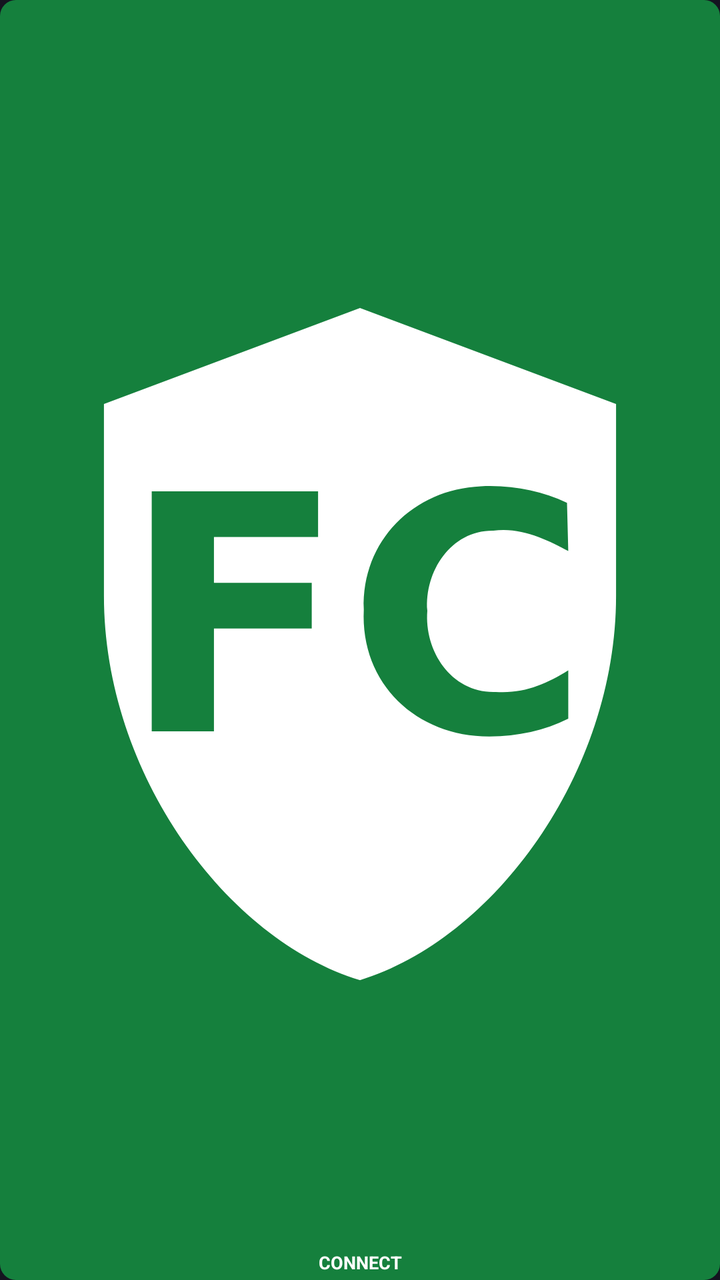
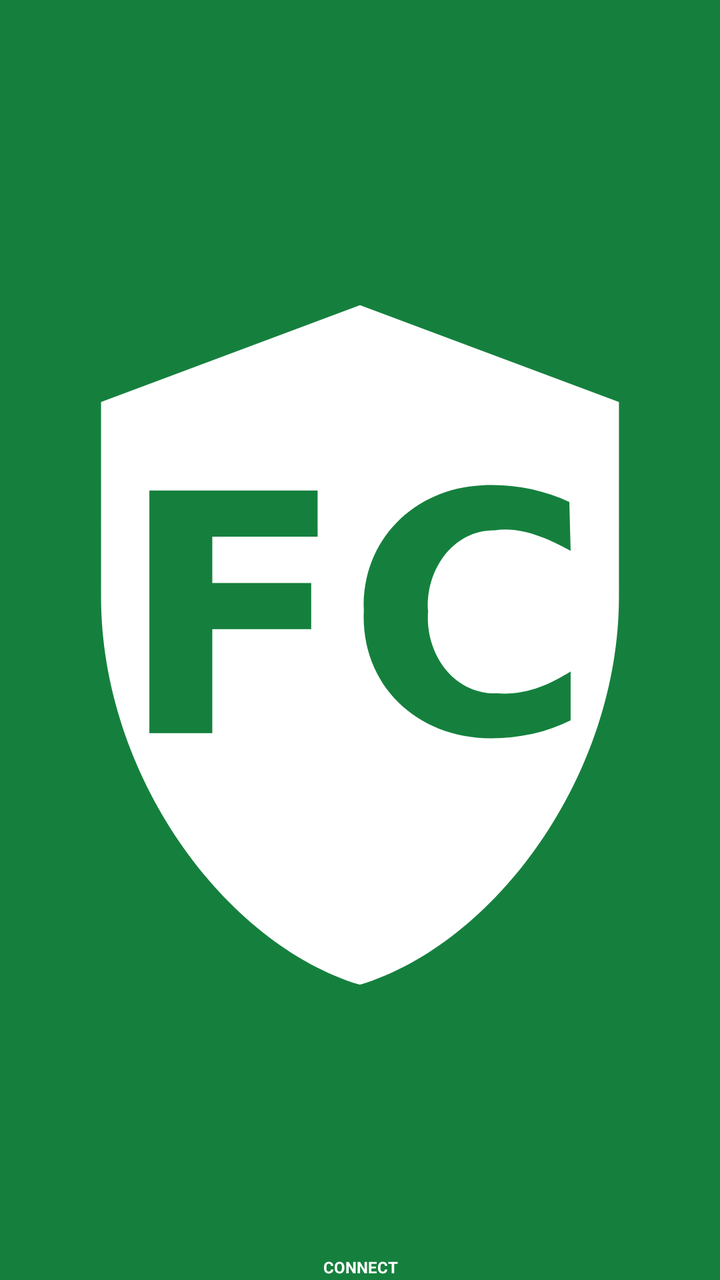

Before-and-after screenshots of an Android layout around one commit, followed by the original layout XML and the change that was made.
<!-- AndroidManifest.xml: application theme Theme.FCAEVPN -->
<!-- res/layout/widget_vpn_compact.xml -->
<?xml version="1.0" encoding="utf-8"?>
<FrameLayout xmlns:android="http://schemas.android.com/apk/res/android"
    android:layout_width="match_parent"
    android:layout_height="match_parent">

    <LinearLayout
        android:id="@+id/widget_compact_connect"
        android:layout_width="match_parent"
        android:layout_height="match_parent"
        android:background="@drawable/widget_btn_connect"
        android:contentDescription="@string/widget_connect"
        android:gravity="center"
        android:orientation="vertical"
        android:padding="3dp">
        <ImageView
            android:layout_width="match_parent"
            android:layout_height="0dp"
            android:layout_weight="1"
            android:contentDescription="@null"
            android:scaleType="fitCenter"
            android:src="@drawable/ic_fcae_vpn" />
        <TextView
            android:layout_width="match_parent"
            android:layout_height="wrap_content"
            android:autoSizeMaxTextSize="9sp"
            android:autoSizeMinTextSize="5sp"
            android:autoSizeStepGranularity="1sp"
            android:autoSizeTextType="uniform"
            android:gravity="center"
            android:includeFontPadding="false"
            android:singleLine="true"
            android:text="@string/widget_connect"
            android:textColor="#FFFFFFFF"
            android:textSize="9sp"
            android:textStyle="bold" />
    </LinearLayout>

    <LinearLayout
        android:id="@+id/widget_compact_disconnect"
        android:layout_width="match_parent"
        android:layout_height="match_parent"
        android:background="@drawable/widget_btn_disconnect"
        android:contentDescription="@string/widget_disconnect"
        android:gravity="center"
        android:orientation="vertical"
        android:padding="3dp"
        android:visibility="gone">
        <ImageView
            android:layout_width="match_parent"
            android:layout_height="0dp"
            android:layout_weight="1"
            android:contentDescription="@null"
            android:scaleType="fitCenter"
            android:src="@drawable/ic_fcae_vpn" />
        <TextView
            android:layout_width="match_parent"
            android:layout_height="wrap_content"
            android:autoSizeMaxTextSize="9sp"
            android:autoSizeMinTextSize="5sp"
            android:autoSizeStepGranularity="1sp"
            android:autoSizeTextType="uniform"
            android:gravity="center"
            android:includeFontPadding="false"
            android:singleLine="true"
            android:text="@string/widget_disconnect"
            android:textColor="#FFFFFFFF"
            android:textSize="9sp"
            android:textStyle="bold" />
    </LinearLayout>
</FrameLayout>
<!-- resources referenced by this layout -->
<resources>
  <!-- drawable ic_fcae_vpn (drawable) -->
  <?xml version="1.0" encoding="utf-8"?>
  <vector xmlns:android="http://schemas.android.com/apk/res/android"
      android:width="24dp"
      android:height="24dp"
      android:viewportWidth="24"
      android:viewportHeight="24">
      <path
          android:fillColor="#FFFFFF"
          android:fillType="evenOdd"
          android:pathData="M12,1.11L3.32,4.36V10.87C3.32,16.89 7.49,22.53 12,23.89C16.51,22.53 20.68,16.89 20.68,10.87V4.36ZM4.94,7.322 H10.579 V8.872 H7.049 V10.422 H10.364 V11.971 H7.049 V15.458 H4.94 ZM16.090,7.150C13.825,7.253 12.049,8.985 12.129,11.326C12.004,13.859 13.936,15.639 16.391,15.631C17.364,15.624 18.252,15.433 19.060,15.028L19.060,13.392C18.325,13.851 17.559,14.189 16.606,14.124C15.121,14.176 14.172,12.767 14.282,11.369C14.183,10.027 15.095,8.637 16.520,8.657C17.436,8.514 18.397,8.982 19.060,9.345L19.017,7.710C18.125,7.301 17.171,7.099 16.090,7.150Z" />
  </vector>
  <!-- drawable widget_btn_connect (drawable) -->
  <?xml version="1.0" encoding="utf-8"?>
  <shape xmlns:android="http://schemas.android.com/apk/res/android"
      android:shape="rectangle">
      <solid android:color="#FF15803D" />
      <corners android:radius="8dp" />
  </shape>
  <!-- drawable widget_btn_disconnect (drawable) -->
  <?xml version="1.0" encoding="utf-8"?>
  <shape xmlns:android="http://schemas.android.com/apk/res/android"
      android:shape="rectangle">
      <solid android:color="#FFB91C1C" />
      <corners android:radius="8dp" />
  </shape>
  <string name="widget_connect">CONNECT</string>
  <string name="widget_disconnect">DISCONNECT</string>
  <style name="Theme.FCAEVPN" parent="Theme.MaterialComponents.DayNight.NoActionBar">
          <item name="colorPrimary">#FF1A3A5C</item>
          <item name="colorPrimaryVariant">#FF0D2137</item>
          <item name="colorOnPrimary">#FFFFFFFF</item>
          <item name="android:windowBackground">#FF141420</item>
          
          <item name="android:textColorPrimary">#FFE8ECF4</item>
          <item name="android:textColorSecondary">#FFB0B8C8</item>
          
          <item name="android:editTextColor">#FFE8ECF4</item>
          <item name="android:textColorHint">#FF6B7280</item>
          
          <item name="android:colorControlActivated">#FF60A5FA</item>
          
          <item name="android:textColorLink">#FF60A5FA</item>
          
          <item name="android:windowLightStatusBar">false</item>
      </style>
</resources>

<!-- the commit's change to res/layout/widget_vpn_compact.xml (unified diff, before → after) -->
@@ -7,11 +7,11 @@
         android:id="@+id/widget_compact_connect"
         android:layout_width="match_parent"
         android:layout_height="match_parent"
-        android:background="@drawable/widget_btn_connect"
+        android:background="#FF15803D"
         android:contentDescription="@string/widget_connect"
         android:gravity="center"
         android:orientation="vertical"
-        android:padding="3dp">
+        android:padding="1dp">
         <ImageView
             android:layout_width="match_parent"
             android:layout_height="0dp"
@@ -21,9 +21,9 @@
             android:src="@drawable/ic_fcae_vpn" />
         <TextView
             android:layout_width="match_parent"
-            android:layout_height="wrap_content"
-            android:autoSizeMaxTextSize="9sp"
-            android:autoSizeMinTextSize="5sp"
+            android:layout_height="10dp"
+            android:autoSizeMaxTextSize="8sp"
+            android:autoSizeMinTextSize="3sp"
             android:autoSizeStepGranularity="1sp"
             android:autoSizeTextType="uniform"
             android:gravity="center"
@@ -31,7 +31,7 @@
             android:singleLine="true"
             android:text="@string/widget_connect"
             android:textColor="#FFFFFFFF"
-            android:textSize="9sp"
+            android:textSize="7sp"
             android:textStyle="bold" />
     </LinearLayout>
 
@@ -39,11 +39,11 @@
         android:id="@+id/widget_compact_disconnect"
         android:layout_width="match_parent"
         android:layout_height="match_parent"
-        android:background="@drawable/widget_btn_disconnect"
+        android:background="#FFB91C1C"
         android:contentDescription="@string/widget_disconnect"
         android:gravity="center"
         android:orientation="vertical"
-        android:padding="3dp"
+        android:padding="1dp"
         android:visibility="gone">
         <ImageView
             android:layout_width="match_parent"
@@ -54,9 +54,9 @@
             android:src="@drawable/ic_fcae_vpn" />
         <TextView
             android:layout_width="match_parent"
-            android:layout_height="wrap_content"
-            android:autoSizeMaxTextSize="9sp"
-            android:autoSizeMinTextSize="5sp"
+            android:layout_height="10dp"
+            android:autoSizeMaxTextSize="8sp"
+            android:autoSizeMinTextSize="3sp"
             android:autoSizeStepGranularity="1sp"
             android:autoSizeTextType="uniform"
             android:gravity="center"
@@ -64,7 +64,7 @@
             android:singleLine="true"
             android:text="@string/widget_disconnect"
             android:textColor="#FFFFFFFF"
-            android:textSize="9sp"
+            android:textSize="7sp"
             android:textStyle="bold" />
     </LinearLayout>
 </FrameLayout>
<!-- resource entries referenced after the edit -->
@@ -12,20 +12,6 @@
           android:fillType="evenOdd"
           android:pathData="M12,1.11L3.32,4.36V10.87C3.32,16.89 7.49,22.53 12,23.89C16.51,22.53 20.68,16.89 20.68,10.87V4.36ZM4.94,7.322 H10.579 V8.872 H7.049 V10.422 H10.364 V11.971 H7.049 V15.458 H4.94 ZM16.090,7.150C13.825,7.253 12.049,8.985 12.129,11.326C12.004,13.859 13.936,15.639 16.391,15.631C17.364,15.624 18.252,15.433 19.060,15.028L19.060,13.392C18.325,13.851 17.559,14.189 16.606,14.124C15.121,14.176 14.172,12.767 14.282,11.369C14.183,10.027 15.095,8.637 16.520,8.657C17.436,8.514 18.397,8.982 19.060,9.345L19.017,7.710C18.125,7.301 17.171,7.099 16.090,7.150Z" />
   </vector>
-  <!-- drawable widget_btn_connect (drawable) -->
-  <?xml version="1.0" encoding="utf-8"?>
-  <shape xmlns:android="http://schemas.android.com/apk/res/android"
-      android:shape="rectangle">
-      <solid android:color="#FF15803D" />
-      <corners android:radius="8dp" />
-  </shape>
-  <!-- drawable widget_btn_disconnect (drawable) -->
-  <?xml version="1.0" encoding="utf-8"?>
-  <shape xmlns:android="http://schemas.android.com/apk/res/android"
-      android:shape="rectangle">
-      <solid android:color="#FFB91C1C" />
-      <corners android:radius="8dp" />
-  </shape>
   <string name="widget_connect">CONNECT</string>
   <string name="widget_disconnect">DISCONNECT</string>
   <style name="Theme.FCAEVPN" parent="Theme.MaterialComponents.DayNight.NoActionBar">
